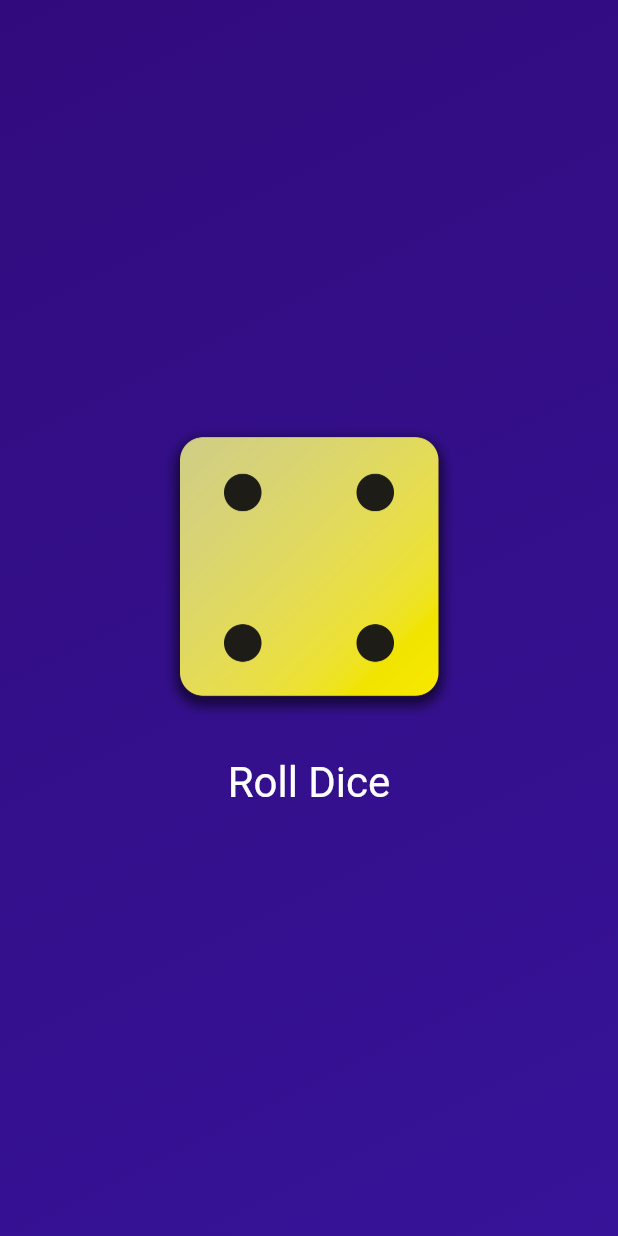
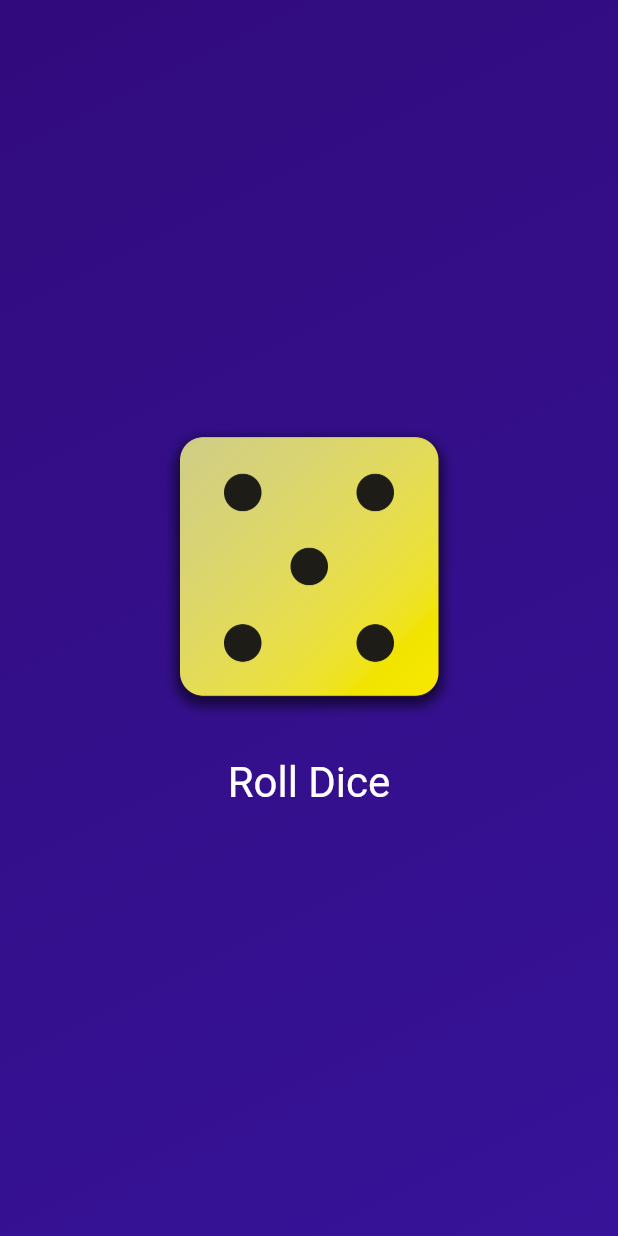
Before and after one commit to IsharaNawa/rolling-dice-flutter-app, a Flutter app: the screen it shows after launch, after a tap on "Roll Dice", on a phone screen of 412 x 824 dp. Run offline on Flutter 3.47's test engine with Material 3 defaults, Android fonts, the phone set to English and light mode, and no system bars.

```diff
--- a/lib/dice_roller.dart
+++ b/lib/dice_roller.dart
@@ -1,30 +1,43 @@
 import 'package:flutter/material.dart';
 
+import 'dart:math';
+
+Random randomGenerator = Random();
+
+// add the statfulwidget here
 class DiceRoller extends StatefulWidget {
   DiceRoller({super.key});
 
   @override
+
+  // this needs a state of this object
+  // therefore we should create another class for this
   State<DiceRoller> createState() {
     return _DiceRollerState();
   }
 }
 
+// this is a private class
+// behaves almost like a stateless widget
+// but maintains the state
 class _DiceRollerState extends State<DiceRoller> {
-  String activeDiceImage = 'assets/images/dice-2.png';
+  int currentImageNumber = 2;
 
   void rollDice() {
+    // change the image and re-render it
     setState(() {
-      activeDiceImage = 'assets/images/dice-4.png';
+      currentImageNumber = randomGenerator.nextInt(6) + 1;
     });
   }
 
+  // return the widget as a stateless widget
   @override
   Widget build(BuildContext context) {
     return Column(
       mainAxisSize: MainAxisSize.min,
       children: [
         Image.asset(
-          activeDiceImage,
+          'assets/images/dice-$currentImageNumber.png',
           width: 200,
         ),
         const SizedBox(
```
